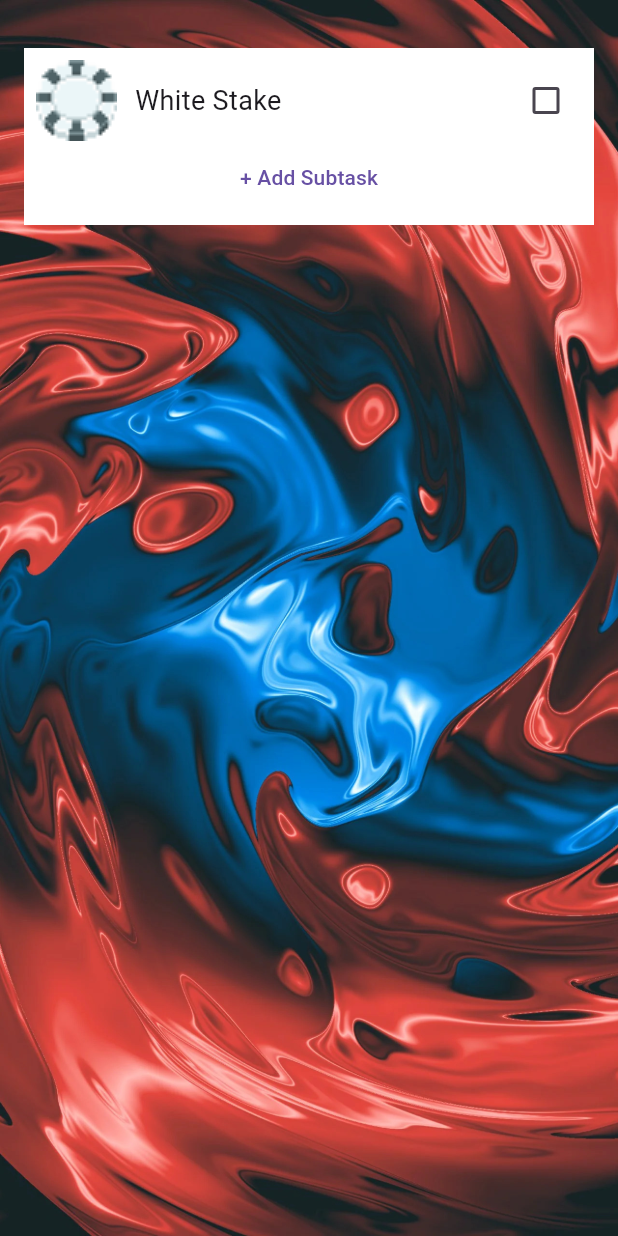
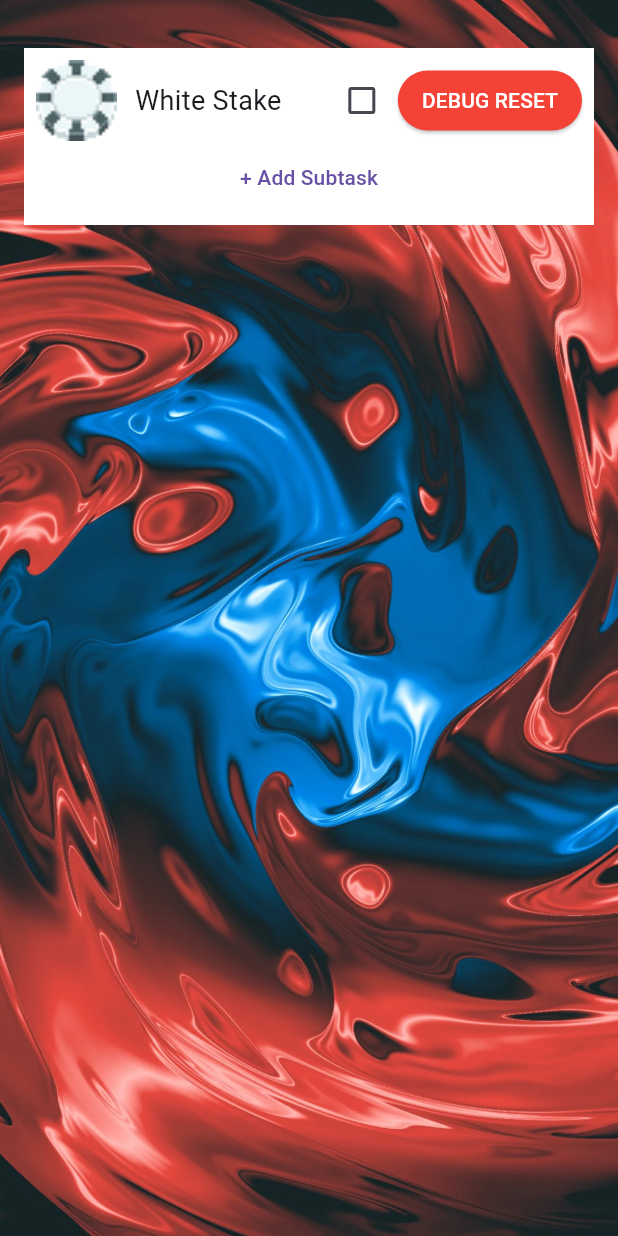
Before and after one commit to TessaChessnoe/balatodo, a Flutter app: the screen it shows after launch, after a tap on "Start", on a phone screen of 412 x 824 dp. Run offline on Flutter 3.47's test engine with Material 3 defaults, Android fonts, the phone set to English and light mode, and no system bars; our stand-ins replace audioplayers, shared_preferences.

Commit message:
Added btn to reset to stake selection in case of soft-locks.

```diff
--- a/lib/checkbox_screen.dart
+++ b/lib/checkbox_screen.dart
@@ -3,6 +3,7 @@ import 'package:audioplayers/audioplayers.dart';
 import 'package:flutter/services.dart';
 import 'win_screen.dart';
 import 'models.dart';
+import 'start_screen.dart';
 import 'package:shared_preferences/shared_preferences.dart';
 import 'dart:convert'; // For JSON handling
 
@@ -15,6 +16,36 @@ class CheckboxScreen extends StatefulWidget {
 }
 
 class _CheckboxScreenState extends State<CheckboxScreen> {
+  // Flag to enable reset for debugging
+  static const bool debugMode = true; // Set to false for testers
+
+  // Reset method for debugging
+  Future<void> _resetApp() async {
+    final prefs = await SharedPreferences.getInstance();
+    await prefs.clear(); // Clear all saved data
+
+    if (mounted) {
+      Navigator.pushAndRemoveUntil(
+        context,
+        MaterialPageRoute(
+          builder:
+              (context) => StartScreen(
+                onStart: (index) {
+                  Navigator.pushReplacement(
+                    context,
+                    MaterialPageRoute(
+                      builder:
+                          (context) => CheckboxScreen(maxStakeIndex: index),
+                    ),
+                  );
+                },
+              ),
+        ),
+        (route) => false, // Remove all previous routes
+      );
+    }
+  }
+
   final List<CheckboxItem> allItems = [
     CheckboxItem(
       label: 'White Stake',
@@ -228,6 +259,26 @@ class _CheckboxScreenState extends State<CheckboxScreen> {
                                     ? (_) => _toggleCheckbox(index)
                                     : null,
                           ),
+                          // Add debug button in top-right corner
+                          if (debugMode)
+                            Positioned(
+                              top: 40,
+                              right: 20,
+                              child: ElevatedButton(
+                                onPressed: _resetApp,
+                                style: ElevatedButton.styleFrom(
+                                  backgroundColor: Colors.red,
+                                  padding: const EdgeInsets.symmetric(
+                                    horizontal: 16,
+                                    vertical: 8,
+                                  ),
+                                ),
+                                child: const Text(
+                                  'DEBUG RESET',
+                                  style: TextStyle(color: Colors.white),
+                                ),
+                              ),
+                            ),
                         ],
                       ),
 
```
Also changed, not shown: lib/win_screen.dart (+14 -3 lines).
